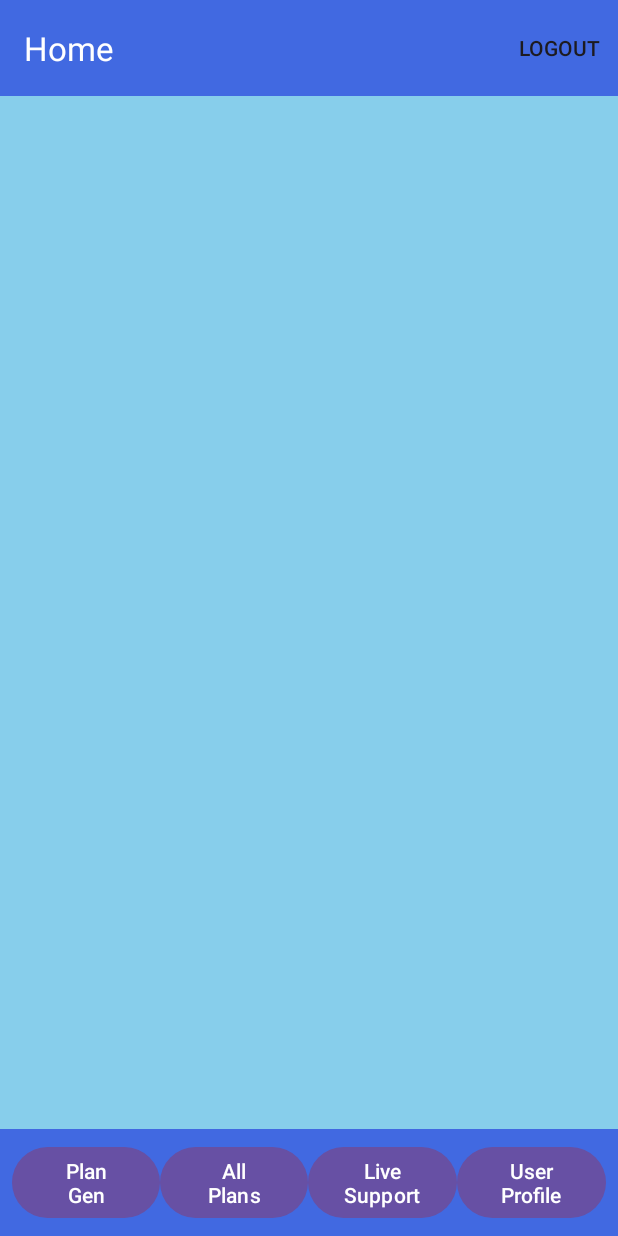
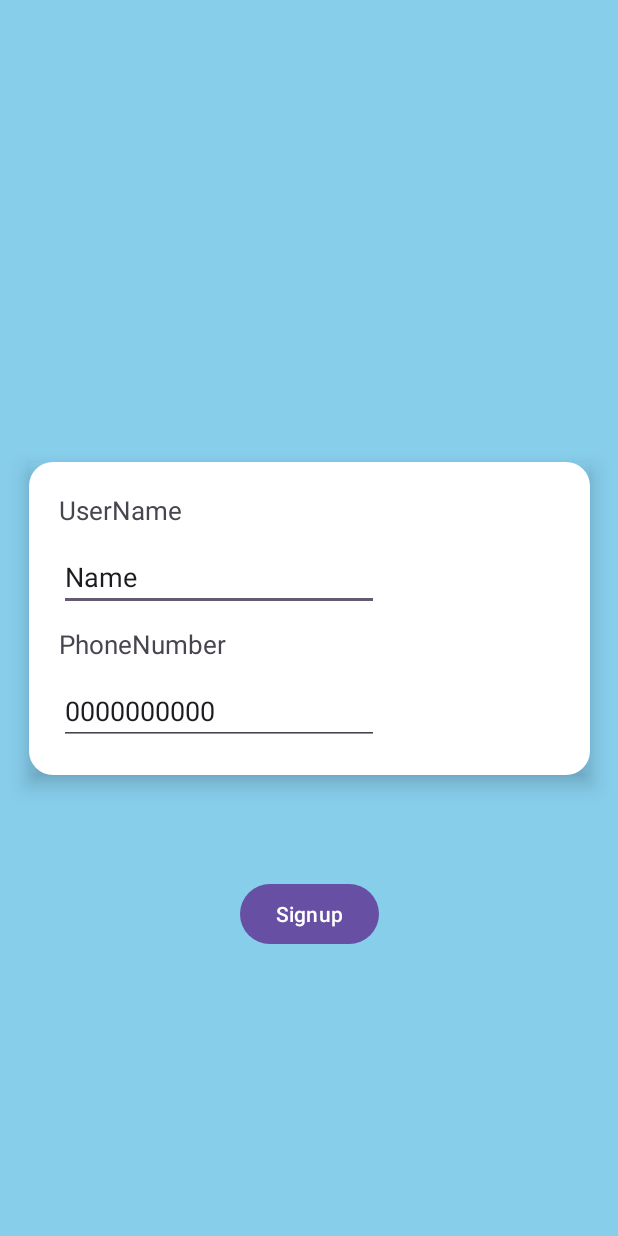
Before and after one commit to Dibya-Bharat/Major_project, an Android app: the screen it shows after launch (Home_page before the commit, Signup after it), after a tap on "SignUp", on a phone screen of 412 x 824 dp. Run offline under Robolectric (Android 15) with nearby library versions, the phone set to English and light mode, and no system bars; our stand-ins replace Firebase (no records; nobody signed in at launch, a user with empty details on screens opened directly).

Commit message:
vairous updates
added signup function, directed signup button in main activity to signup class and adjusted login class to check before sending otp

```diff
--- a/Android/Home_Window/app/src/main/AndroidManifest.xml
+++ b/Android/Home_Window/app/src/main/AndroidManifest.xml
@@ -16,6 +16,9 @@
         android:supportsRtl="true"
         android:theme="@style/Theme.Home_Window"
         tools:targetApi="31">
+        <activity
+            android:name=".Signup"
+            android:exported="false" />
         <activity
             android:name=".Generate_Plan_form"
             android:exported="false" />
--- a/Android/Home_Window/app/src/main/java/com/example/home_window/Login.java
+++ b/Android/Home_Window/app/src/main/java/com/example/home_window/Login.java
@@ -19,6 +19,12 @@ import com.google.firebase.auth.FirebaseAuth;
 import com.google.firebase.auth.PhoneAuthCredential;
 import com.google.firebase.auth.PhoneAuthOptions;
 import com.google.firebase.auth.PhoneAuthProvider;
+import com.google.firebase.database.DataSnapshot;
+import com.google.firebase.database.DatabaseError;
+import com.google.firebase.database.DatabaseReference;
+import com.google.firebase.database.FirebaseDatabase;
+import com.google.firebase.database.Query;
+import com.google.firebase.database.ValueEventListener;
 
 import java.util.concurrent.TimeUnit;
 
@@ -115,16 +121,34 @@ public class Login extends AppCompatActivity {
 
 
     private void sendVerificationCode(String number) {
-        // this method is used for getting
-        // OTP on user phone number.
-        PhoneAuthOptions options =
-                PhoneAuthOptions.newBuilder(mAuth)
-                        .setPhoneNumber(number)		 // Phone number to verify
-                        .setTimeout(60L, TimeUnit.SECONDS) // Timeout and unit
-                        .setActivity(this)				 // Activity (for callback binding)
-                        .setCallbacks(mCallBack)		 // OnVerificationStateChangedCallbacks
-                        .build();
-        PhoneAuthProvider.verifyPhoneNumber(options);
+        // First, check if the phone number exists in the database
+        DatabaseReference usersRef = FirebaseDatabase.getInstance().getReference("users");
+        Query query = usersRef.orderByChild("phone").equalTo(number);
+        query.addListenerForSingleValueEvent(new ValueEventListener() {
+            @Override
+            public void onDataChange(@NonNull DataSnapshot dataSnapshot) {
+                if (dataSnapshot.exists()) {
+                    // If the phone number exists in the database, send OTP
+                    PhoneAuthOptions options =
+                            PhoneAuthOptions.newBuilder(mAuth)
+                                    .setPhoneNumber(number)
+                                    .setTimeout(60L, TimeUnit.SECONDS)
+                                    .setActivity(Login.this)
+                                    .setCallbacks(mCallBack)
+                                    .build();
+                    PhoneAuthProvider.verifyPhoneNumber(options);
+                } else {
+                    // If the phone number does not exist in the database, show a toast message
+                    Toast.makeText(Login.this, "Phone number not found. Please sign up first.", Toast.LENGTH_SHORT).show();
+                }
+            }
+
+            @Override
+            public void onCancelled(@NonNull DatabaseError databaseError) {
+                // Handle errors if any
+                Toast.makeText(Login.this, "Database error: " + databaseError.getMessage(), Toast.LENGTH_SHORT).show();
+            }
+        });
     }
 
     // callback method is called on Phone auth provider.
--- a/Android/Home_Window/app/src/main/java/com/example/home_window/MainActivity.java
+++ b/Android/Home_Window/app/src/main/java/com/example/home_window/MainActivity.java
@@ -28,8 +28,9 @@ public class MainActivity extends AppCompatActivity {
         signupbtn.setOnClickListener(new View.OnClickListener() {
             @Override
             public void onClick(View v) {
-            Intent intent = new Intent(MainActivity.this, Home_page.class);
-            startActivity(intent);
+
+                Intent intent = new Intent(MainActivity.this, Signup.class);
+                startActivity(intent);
             }
         });
     }
--- /dev/null
+++ b/Android/Home_Window/app/src/main/java/com/example/home_window/Signup.java
@@ -0,0 +1,66 @@
+package com.example.home_window;
+
+import androidx.appcompat.app.AppCompatActivity;
+import android.os.Bundle;
+import android.view.View;
+import android.widget.Button;
+import android.widget.EditText;
+import com.google.firebase.database.DatabaseReference;
+import com.google.firebase.database.FirebaseDatabase;
+
+public class Signup extends AppCompatActivity {
+    private EditText editTextName, editTextPhone;
+    private Button buttonSignup;
+    private DatabaseReference databaseReference;
+    @Override
+    protected void onCreate(Bundle savedInstanceState) {
+        super.onCreate(savedInstanceState);
+        setContentView(R.layout.activity_signup);
+        // Initialize Firebase Database
+        databaseReference = FirebaseDatabase.getInstance().getReference("users");
+
+        // Initialize Views
+        editTextName = findViewById(R.id.editTextText);
+        editTextPhone = findViewById(R.id.editTextPhone);
+        buttonSignup = findViewById(R.id.button2);
+
+        // Set onClickListener for Signup button
+        buttonSignup.setOnClickListener(new View.OnClickListener() {
+            @Override
+            public void onClick(View v) {
+                // Call method to store user information in Firebase Database
+                signupUser();
+            }
+        });
+    }
+    private void signupUser() {
+        // Get user input from EditText fields
+        String name = editTextName.getText().toString().trim();
+        String phone = editTextPhone.getText().toString().trim();
+
+        // Check if any field is empty
+        if (name.isEmpty()) {
+            editTextName.setError("Name is required");
+            editTextName.requestFocus();
+            return;
+        }
+
+        if (phone.isEmpty()) {
+            editTextPhone.setError("Phone number is required");
+            editTextPhone.requestFocus();
+            return;
+        }
+
+        // Generate a unique key for the user
+        String userId = databaseReference.push().getKey();
+
+        // Create User object, create class for the user and replace User with user class name
+        User user = new User(userId, name, phone);
+
+        // Store user information in Firebase Database
+        databaseReference.child(userId).setValue(user);
+
+        // Return to MainActivity
+        finish();
+    }
+}
--- /dev/null
+++ b/Android/Home_Window/app/src/main/res/layout/activity_signup.xml
@@ -0,0 +1,83 @@
+<?xml version="1.0" encoding="utf-8"?>
+<androidx.constraintlayout.widget.ConstraintLayout xmlns:android="http://schemas.android.com/apk/res/android"
+    xmlns:app="http://schemas.android.com/apk/res-auto"
+    xmlns:tools="http://schemas.android.com/tools"
+    android:layout_width="match_parent"
+    android:layout_height="match_parent"
+    android:background="#87CEEB"
+    tools:context=".Signup">
+
+    <LinearLayout
+        android:id="@+id/linearLayout"
+        android:layout_width="374dp"
+        android:layout_height="wrap_content"
+        android:layout_gravity="center_horizontal"
+        android:background="@drawable/rounded_rectangle"
+        android:elevation="8dp"
+        android:orientation="vertical"
+        android:outlineAmbientShadowColor="@color/royalblue"
+        android:outlineProvider="bounds"
+        android:padding="20dp"
+        app:layout_constraintBottom_toBottomOf="parent"
+        app:layout_constraintEnd_toEndOf="parent"
+        app:layout_constraintStart_toStartOf="parent"
+        app:layout_constraintTop_toTopOf="parent">>
+
+        <TextView
+            android:id="@+id/textView8"
+            android:layout_width="wrap_content"
+            android:layout_height="wrap_content"
+            android:text="UserName"
+            android:textSize="17sp" />
+
+        <Space
+            android:layout_width="match_parent"
+            android:layout_height="10dp" />
+
+        <EditText
+            android:id="@+id/editTextText"
+            android:layout_width="wrap_content"
+            android:layout_height="wrap_content"
+            android:ems="10"
+            android:inputType="text"
+            android:text="Name" />
+
+        <Space
+            android:layout_width="match_parent"
+            android:layout_height="10dp" />
+
+        <TextView
+            android:id="@+id/textView9"
+            android:layout_width="wrap_content"
+            android:layout_height="wrap_content"
+            android:text="PhoneNumber"
+            android:textSize="17sp" />
+
+        <Space
+            android:layout_width="match_parent"
+            android:layout_height="10dp" />
+
+        <EditText
+            android:id="@+id/editTextPhone"
+            android:layout_width="wrap_content"
+            android:layout_height="wrap_content"
+            android:ems="10"
+            android:inputType="phone"
+            android:text="0000000000" />
+    </LinearLayout>
+
+    <Button
+        android:id="@+id/button2"
+        android:layout_width="wrap_content"
+        android:layout_height="wrap_content"
+        android:text="Signup"
+        android:elevation="8dp"
+        android:outlineAmbientShadowColor="@color/royalblue"
+        android:outlineProvider="bounds"
+        app:layout_constraintBottom_toBottomOf="parent"
+        app:layout_constraintEnd_toEndOf="parent"
+        app:layout_constraintStart_toStartOf="parent"
+        app:layout_constraintTop_toBottomOf="@+id/linearLayout"
+        app:layout_constraintVertical_bias="0.265" />
+
+</androidx.constraintlayout.widget.ConstraintLayout>
```
